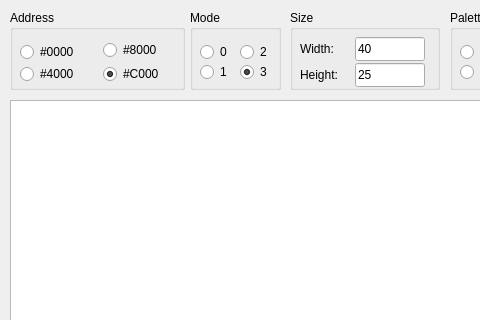
First picture: the form in graphicsinspector.ui, repository abalore/Cadence, before the edit; both pictures show x 0 to 480 and y 0 to 320 of the 1066 by 796 pixel window.
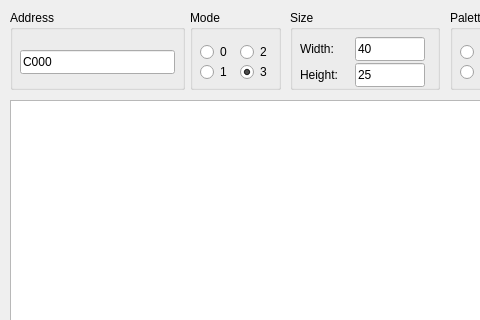
Second picture: the form after the edit.

The edit to the form file:
```diff
--- a/graphicsinspector.ui
+++ b/graphicsinspector.ui
@@ -25,59 +25,17 @@
    <property name="title">
     <string>Address</string>
    </property>
-   <widget class="QRadioButton" name="radioButton">
+   <widget class="QLineEdit" name="inputAddress">
     <property name="geometry">
      <rect>
       <x>10</x>
-      <y>30</y>
-      <width>75</width>
+      <y>40</y>
+      <width>155</width>
       <height>24</height>
      </rect>
     </property>
     <property name="text">
-     <string>#0000</string>
-    </property>
-   </widget>
-   <widget class="QRadioButton" name="radioButton_2">
-    <property name="geometry">
-     <rect>
-      <x>10</x>
-      <y>52</y>
-      <width>75</width>
-      <height>24</height>
-     </rect>
-    </property>
-    <property name="text">
-     <string>#4000</string>
-    </property>
-   </widget>
-   <widget class="QRadioButton" name="radioButton_3">
-    <property name="geometry">
-     <rect>
-      <x>93</x>
-      <y>28</y>
-      <width>75</width>
-      <height>24</height>
-     </rect>
-    </property>
-    <property name="text">
-     <string>#8000</string>
-    </property>
-   </widget>
-   <widget class="QRadioButton" name="radioButton_4">
-    <property name="geometry">
-     <rect>
-      <x>93</x>
-      <y>52</y>
-      <width>75</width>
-      <height>24</height>
-     </rect>
-    </property>
-    <property name="text">
-     <string>#C000</string>
-    </property>
-    <property name="checked">
-     <bool>true</bool>
+     <string>C000</string>
     </property>
    </widget>
   </widget>
```
